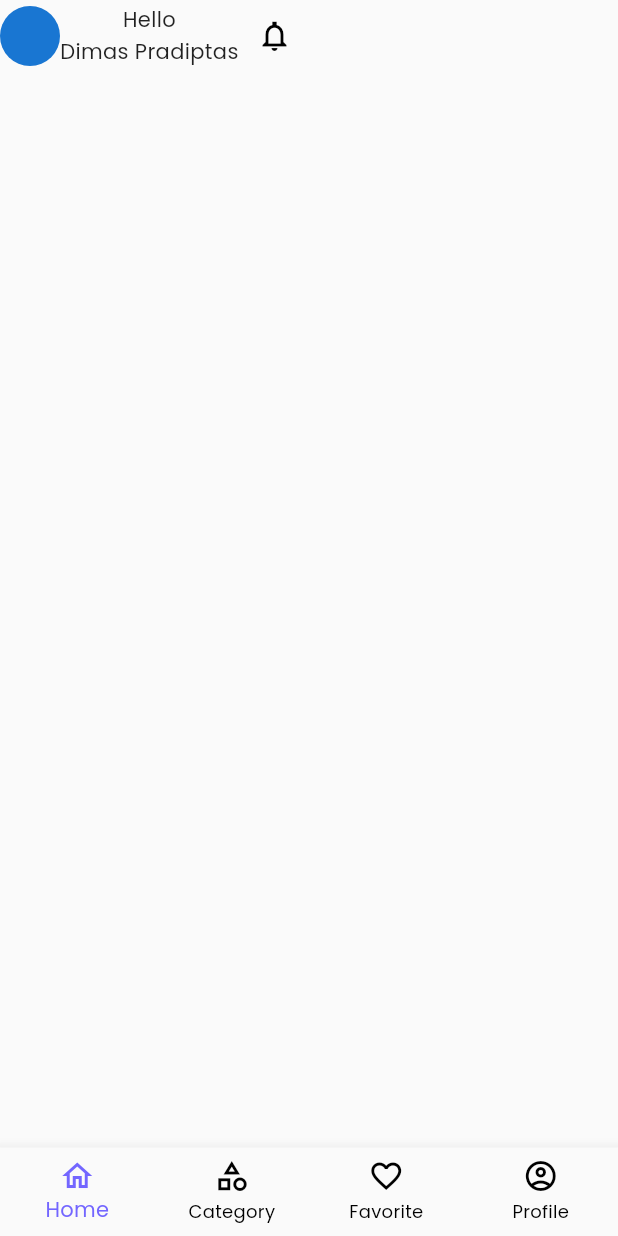
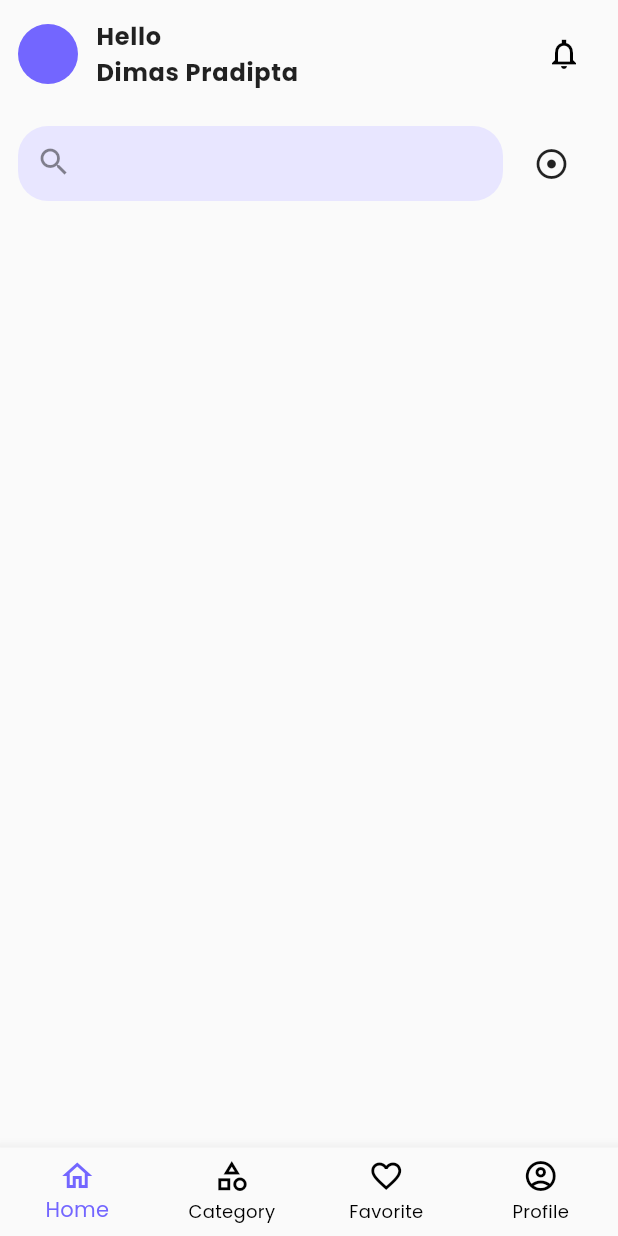
Before and after one commit to dimaspradipta19/movie_app, a Flutter app: the screen it shows after launch, on a phone screen of 412 x 824 dp. Run offline on Flutter 3.47's test engine with Material 2 defaults, Android fonts, the phone set to English and light mode, and no system bars; our stand-ins replace google_fonts.

```diff
--- a/lib/main.dart
+++ b/lib/main.dart
@@ -1,6 +1,8 @@
 import 'package:flutter/material.dart';
+import 'package:flutter_movie_app/data/provider/genre_provider.dart';
 import 'package:flutter_movie_app/ui/home.dart';
 import 'package:flutter_movie_app/utils/styles.dart';
+import 'package:provider/provider.dart';
 
 void main() {
   runApp(const MyApp());
@@ -12,13 +14,20 @@ class MyApp extends StatelessWidget {
   // This widget is the root of your application.
   @override
   Widget build(BuildContext context) {
-    return MaterialApp(
-      title: 'Movii',
-      theme: ThemeData(
-        primarySwatch: Colors.blue,
-        textTheme: myTextTheme
+    return MultiProvider(
+      providers: [
+        ChangeNotifierProvider(
+          create: (context) => ListGenreProvider(),
+        ),
+      ],
+      child: MaterialApp(
+        title: 'Movii',
+        theme: ThemeData(
+          primarySwatch: Colors.blue,
+          textTheme: myTextTheme,
+        ),
+        home: const Home(),
       ),
-      home: Home(),
     );
   }
 }
--- /dev/null
+++ b/lib/models/genre_model.dart
@@ -0,0 +1,35 @@
+class ListGenreModel {
+  ListGenreModel({
+    required this.genres,
+  });
+
+  List<Genre> genres;
+
+  factory ListGenreModel.fromJson(Map<String, dynamic> json) => ListGenreModel(
+        genres: List<Genre>.from(json["genres"].map((x) => Genre.fromJson(x))),
+      );
+
+  Map<String, dynamic> toJson() => {
+        "genres": List<dynamic>.from(genres.map((x) => x.toJson())),
+      };
+}
+
+class Genre {
+  Genre({
+    required this.id,
+    required this.name,
+  });
+
+  int id;
+  String name;
+
+  factory Genre.fromJson(Map<String, dynamic> json) => Genre(
+        id: json["id"],
+        name: json["name"],
+      );
+
+  Map<String, dynamic> toJson() => {
+        "id": id,
+        "name": name,
+      };
+}
--- a/lib/ui/home.dart
+++ b/lib/ui/home.dart
@@ -60,18 +60,34 @@ class HomeScreen extends StatelessWidget {
     return Scaffold(
       body: SafeArea(
         child: SingleChildScrollView(
+          child: Padding(
+            padding:
+                const EdgeInsets.symmetric(horizontal: 12.0, vertical: 12.0),
             child: Column(
               children: [
+                // PROFILE BAR
                 Row(
                   children: [
-                  CircleAvatar(),
+                    const CircleAvatar(
+                      backgroundColor: primaryColor,
+                    ),
+                    const SizedBox(width: 12),
                     Column(
-
-                    children: const [
-                      Text("Hello"),
-                      Text("Dimas Pradiptas"),
+                      crossAxisAlignment: CrossAxisAlignment.start,
+                      children: [
+                        Text(
+                          "Hello",
+                          style: myTextTheme.bodyLarge!
+                              .copyWith(fontWeight: FontWeight.bold),
+                        ),
+                        Text(
+                          "Dimas Pradipta",
+                          style: myTextTheme.bodyLarge!
+                              .copyWith(fontWeight: FontWeight.bold),
+                        ),
                       ],
                     ),
+                    Expanded(child: Container()),
                     IconButton(
                       onPressed: () {},
                       icon: const Icon(
@@ -80,8 +96,39 @@ class HomeScreen extends StatelessWidget {
                       ),
                     ),
                   ],
-              )
+                ),
+                const SizedBox(height: 24.0),
+                // SEARCH BAR
+                Row(
+                  children: [
+                    Expanded(
+                      flex: 5,
+                      child: ClipRRect(
+                        borderRadius: BorderRadius.circular(20.0),
+                        child: Form(
+                          child: Container(
+                            height: 50,
+                            decoration:
+                                const BoxDecoration(color: secondaryColor),
+                            child: TextFormField(
+                              decoration: const InputDecoration(
+                                  prefixIcon: Icon(Icons.search_outlined),
+                                  border: InputBorder.none),
+                            ),
+                          ),
+                        ),
+                      ),
+                    ),
+                    Expanded(
+                      child: IconButton(
+                        onPressed: () {},
+                        icon: const Icon(Icons.adjust_outlined),
+                      ),
+                    ),
                   ],
+                ),
+              ],
+            ),
           ),
         ),
       ),
--- /dev/null
+++ b/lib/utils/result_state.dart
@@ -0,0 +1 @@
+enum ResultState { noData, loading, hasData, errror }
```
Also changed, not shown: lib/data/provider/genre_provider.dart (added, +29 -0 lines), lib/data/service/genre_service.dart (added, +31 -0 lines), lib/ui/category_screen.dart (+69 -8 lines). Lines whose indentation alone changed are shown as unchanged.
